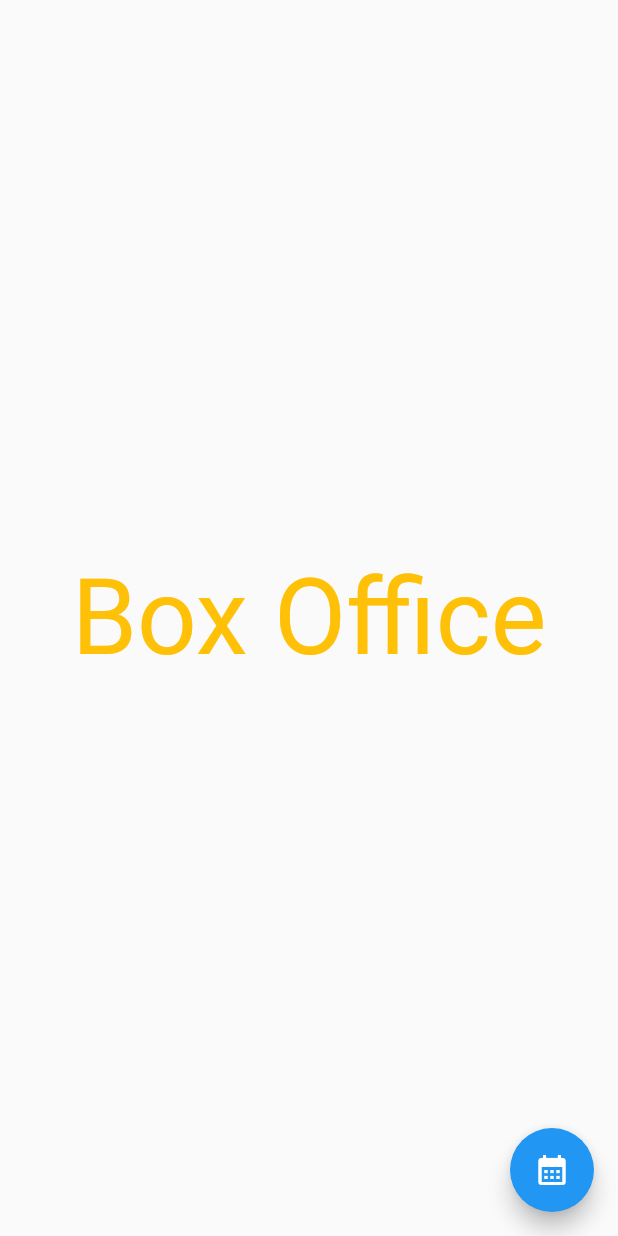
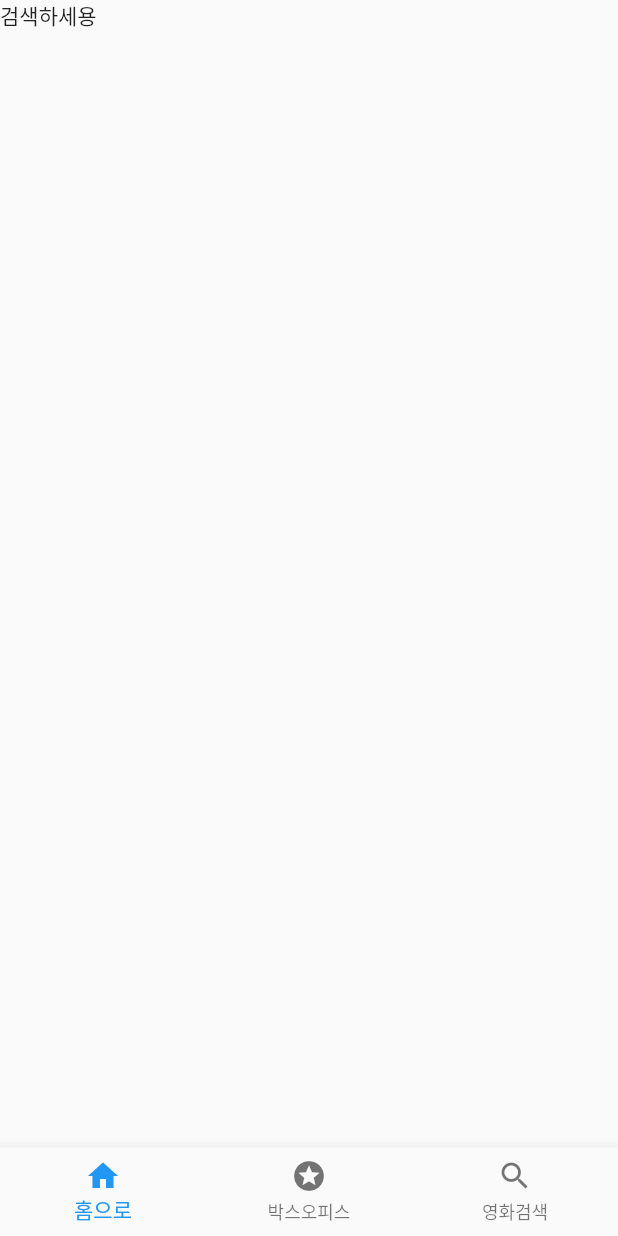
Before and after one commit to Qnd1101/flutter_application_kobis, a Flutter app: the screen it shows after launch, on a phone screen of 412 x 824 dp. Run offline on Flutter 3.47's test engine with Material 2 defaults, Android fonts, the phone set to English and light mode, and no system bars.

Commit message:
서치페이지_생성

```diff
--- a/lib/main.dart
+++ b/lib/main.dart
@@ -1,6 +1,5 @@
 import 'package:flutter/material.dart';
-
-import 'main_page.dart';
+import 'package:flutter_application_kobis/main_page.dart';
 
 void main() {
   runApp(const MyApp());
--- a/lib/main_page.dart
+++ b/lib/main_page.dart
@@ -1,102 +1,41 @@
 import 'package:flutter/material.dart';
-import 'package:flutter_application_kobis/kobis_api.dart';
-import 'package:flutter_application_kobis/movie_detail.dart';
+import 'package:flutter_application_kobis/rank_page.dart';
+import 'package:flutter_application_kobis/search_Page.dart';
 
 class MainPage extends StatefulWidget {
-  const MainPage({
-    super.key,
-  });
+  const MainPage({super.key});
 
   @override
   State<MainPage> createState() => _MainPageState();
 }
 
 class _MainPageState extends State<MainPage> {
-  final kobisApi = KobisApi(api_key: '1315403fd8be9bf87bdf519674427c39');
-  dynamic body = const Center(
-      child: Text(
-    'Box Office',
-    style: TextStyle(color: Colors.amber, fontSize: 70),
-  ));
-
-  // 달력을 보여주고 넘겨주는 메소드
-  void showCal() async {
-    var dt = await showDatePicker(
-      context: context,
-      initialDate: DateTime.now().subtract(const Duration(days: 1)),
-      firstDate: DateTime(2022),
-      lastDate: DateTime.now().subtract(const Duration(days: 1)),
-    );
-    if (dt != null) {
-      // 날짜 형식 : 2022-02-11 00:00:00 -> 20220211
-      var targetDt = dt.toString().split(' ')[0].replaceAll('-', '');
-      var movies = kobisApi.getDailyBoxOffice(targetDt: targetDt);
-      showList(movies);
-    }
-  }
-
-  // 화면 출력 메소드
-  void showList(Future<List<dynamic>> movies) {
-    setState(() {
-      body = FutureBuilder(
-        future: movies,
-        builder: (context, snapshot) {
-          if (snapshot.hasData) {
-            // 미래에서 온 데이터가 있다면
-            var movies = snapshot.data;
-            return ListView.separated(
-                itemBuilder: (context, index) {
-                  var rankColor = Colors.black;
-                  if (index == 0) {
-                    rankColor = Colors.red;
-                  } else if (index == 1) {
-                    rankColor = Colors.blue;
-                  } else if (index == 2) {
-                    rankColor = Colors.green;
-                  }
-
-                  return ListTile(
-                    leading: Container(
-                      padding: const EdgeInsets.all(10),
-                      decoration: BoxDecoration(
-                        color: rankColor,
-                        borderRadius: BorderRadius.circular(8),
-                      ),
-                      child: Text(
-                        movies[index]['rank'],
-                        style:
-                            const TextStyle(fontSize: 18, color: Colors.white),
-                      ),
-                    ),
-                    title: Text(movies[index]['movieNm']),
-                    subtitle: Text('${movies[index]['audiAcc']}'),
-                    trailing: const Icon(Icons.arrow_forward_ios),
-                    onTap: () => Navigator.push(
-                        context,
-                        MaterialPageRoute(
-                          builder: (context) =>
-                              MovieDetail(movieCd: movies[index]['movieCd']),
-                        )),
-                  );
-                },
-                separatorBuilder: (context, index) => const Divider(),
-                itemCount: movies!.length);
-          } else {
-            // 미래에서 온 데이터가 없다면
-            return const Center(child: CircularProgressIndicator());
-          }
-        },
-      );
-    });
-  }
+  var _index = 0;
+  dynamic loadPage = const Text('검색하세용');
 
   @override
   Widget build(BuildContext context) {
+    var menus = [const RankPage(), const RankPage(), const SearchPage()];
+
+    List<BottomNavigationBarItem> items = [];
+    items.add(
+        const BottomNavigationBarItem(label: '홈으로', icon: Icon(Icons.home)));
+    items.add(
+        const BottomNavigationBarItem(label: '박스오피스', icon: Icon(Icons.stars)));
+    items.add(
+        const BottomNavigationBarItem(label: '영화검색', icon: Icon(Icons.search)));
+
     return Scaffold(
-      body: body,
-      floatingActionButton: FloatingActionButton(
-        onPressed: showCal,
-        child: const Icon(Icons.calendar_month),
+      body: loadPage,
+      bottomNavigationBar: BottomNavigationBar(
+        items: items,
+        currentIndex: _index,
+        onTap: (value) {
+          setState(() {
+            _index = value;
+            loadPage = menus[_index];
+          });
+        },
       ),
     );
   }
```
Also changed, not shown: lib/kobis_api.dart (+28 -0 lines), lib/rank_page.dart (added, +103 -0 lines), lib/search_page.dart (added, +57 -0 lines).
